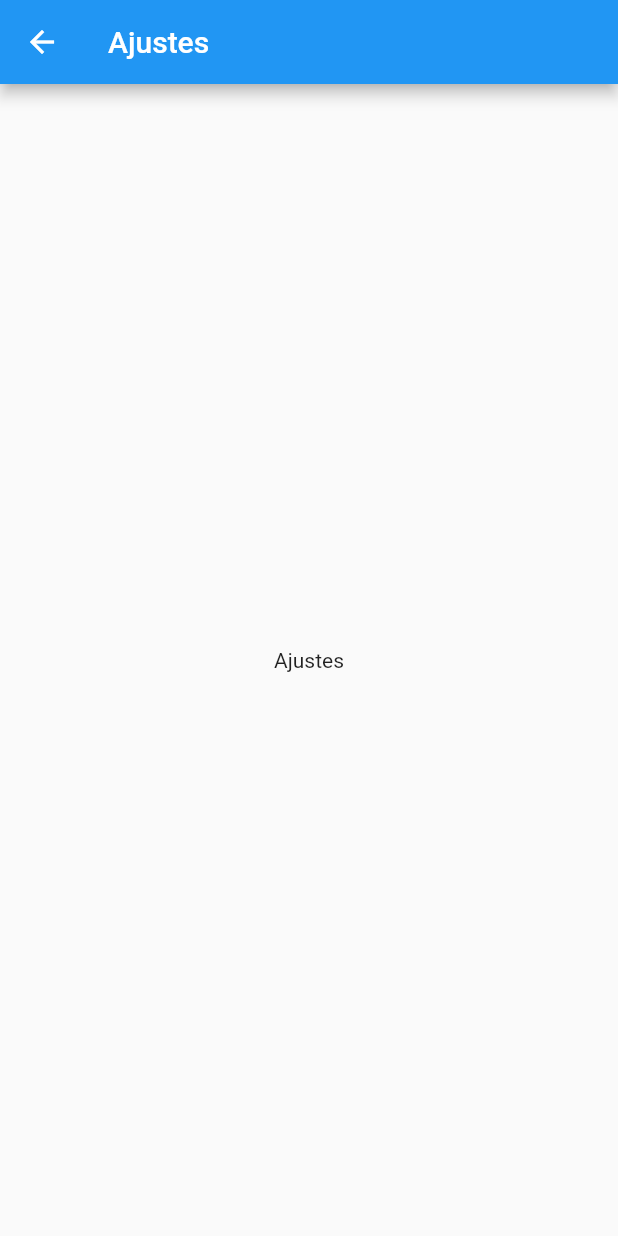
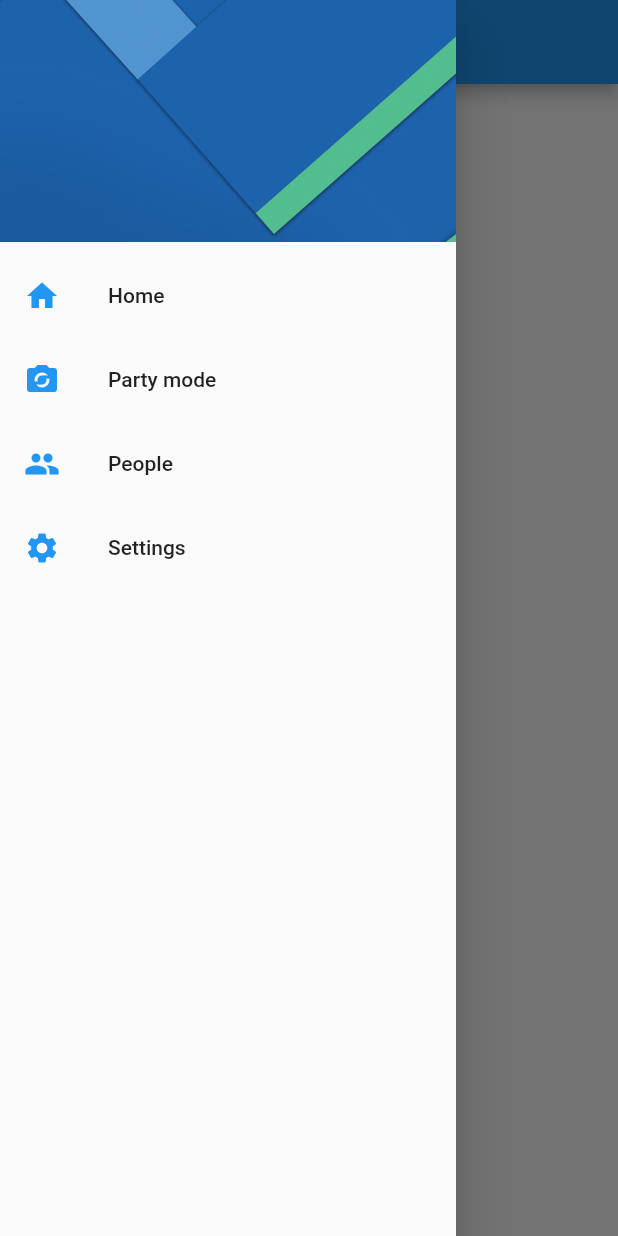
Before and after one commit to fabirt/curso-flutter, a Flutter app: the SettingsPage screen opened by its route, with the side drawer open (before the commit the screen has no drawer), on a phone screen of 412 x 824 dp. Run offline on Flutter 3.47's test engine with Material 2 defaults, Android fonts, the phone set to English and light mode, and no system bars; our stand-ins replace flutter_map, flutter_swiper, latlong, sqflite; missing offline and left inert: qrcode_reader; accounts and stored records are empty.

Commit message:
Creando widget independiente para el menú

```diff
--- a/user_preferences_app/lib/src/pages/settings_page.dart
+++ b/user_preferences_app/lib/src/pages/settings_page.dart
@@ -1,4 +1,5 @@
 import 'package:flutter/material.dart';
+import 'package:user_preferences_app/src/widgets/drawer_menu_widget.dart';
 
 class SettingsPage extends StatelessWidget {
 
@@ -10,6 +11,7 @@ class SettingsPage extends StatelessWidget {
       appBar: AppBar(
         title: Text('Ajustes'),
       ),
+      drawer: DrawerMenuWidget(),
       body: Center(
         child: Text('Ajustes'),
       )
--- /dev/null
+++ b/user_preferences_app/lib/src/widgets/drawer_menu_widget.dart
@@ -0,0 +1,56 @@
+import 'package:flutter/material.dart';
+import 'package:user_preferences_app/src/pages/home_page.dart';
+import 'package:user_preferences_app/src/pages/settings_page.dart';
+
+class DrawerMenuWidget extends StatelessWidget {
+  @override
+  Widget build(BuildContext context) {
+    return Drawer(
+      child: ListView(
+        padding: EdgeInsets.zero,
+        children: <Widget>[
+          DrawerHeader(
+            child: Container(
+            ),
+            decoration: BoxDecoration(
+              image: DecorationImage(
+                image: AssetImage('assets/menu-img.jpg'),
+                fit: BoxFit.cover
+              )
+            ),
+          ),
+
+          ListTile(
+            leading: Icon(Icons.home, color: Colors.blue,),
+            title: Text('Home'),
+            onTap: (){
+              Navigator.pushReplacementNamed(context, HomePage.routeName);
+            },
+          ),
+
+          ListTile(
+            leading: Icon(Icons.party_mode, color: Colors.blue,),
+            title: Text('Party mode'),
+            onTap: (){},
+          ),
+
+          ListTile(
+            leading: Icon(Icons.people, color: Colors.blue,),
+            title: Text('People'),
+            onTap: (){},
+          ),
+
+          ListTile(
+            leading: Icon(Icons.settings, color: Colors.blue,),
+            title: Text('Settings'),
+            onTap: () {
+              // Navigator.pop(context);
+              // Navigator.pushNamed(context, SettingsPage.routeName);
+              Navigator.pushReplacementNamed(context, SettingsPage.routeName);
+            },
+          ),
+        ],
+      ),
+    );
+  }
+}
```
Also changed, not shown: user_preferences_app/lib/src/pages/home_page.dart (+2 -49 lines).
